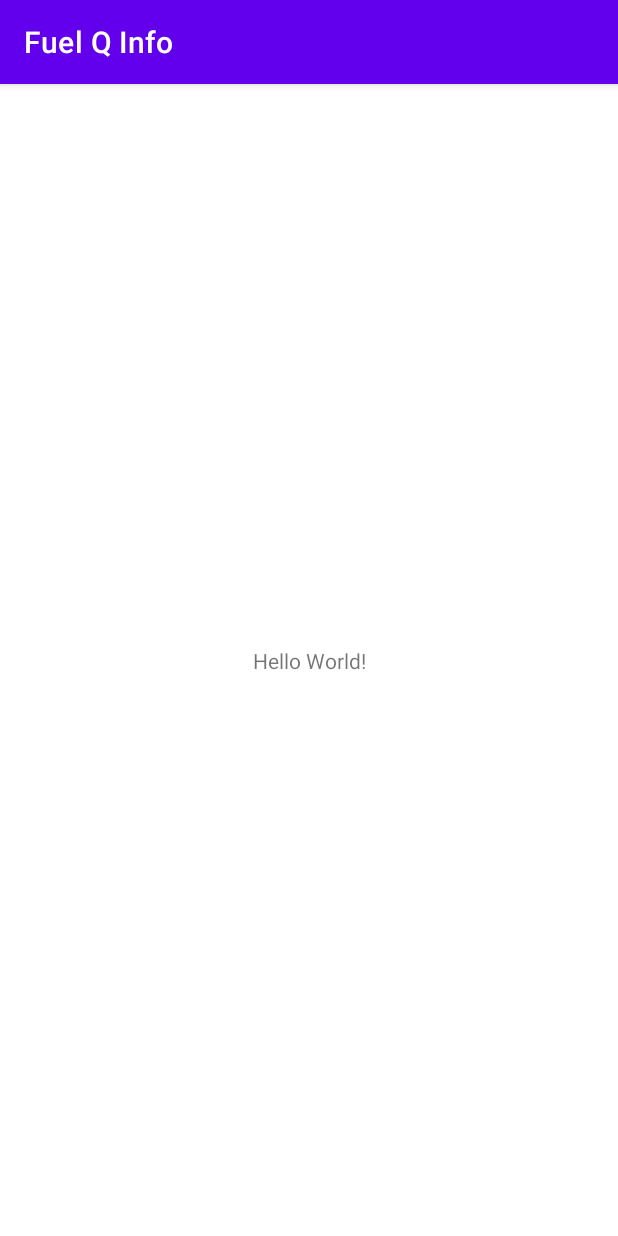
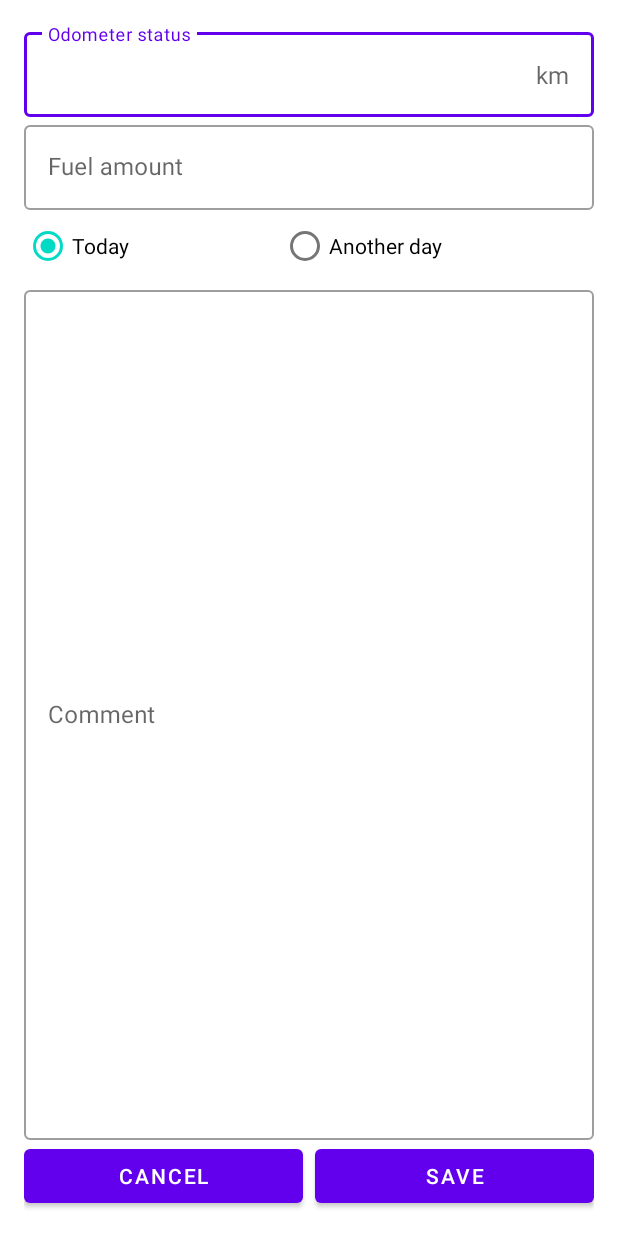
Before and after one commit to honeywhisperer/FuelQInfo, an Android app: the screen it shows after launch (MainActivity before the commit, AddActivity after it), on a phone screen of 412 x 824 dp. Run offline under Robolectric (Android 15) with nearby library versions, the phone set to English and light mode, and no system bars.

Commit message:
add AddActivity

```diff
--- /dev/null
+++ b/app/src/main/java/hr/trailovic/fuelqinfo/App.kt
@@ -0,0 +1,6 @@
+package hr.trailovic.fuelqinfo
+
+import android.app.Application
+
+class App: Application() {
+}
--- /dev/null
+++ b/app/src/main/java/hr/trailovic/fuelqinfo/Extension.kt
@@ -0,0 +1,17 @@
+package hr.trailovic.fuelqinfo
+
+import android.content.Context
+import android.widget.Toast
+import java.text.SimpleDateFormat
+import java.util.*
+
+fun flashMessage(context: Context, message: String){
+    Toast.makeText(context, message, Toast.LENGTH_SHORT).show()
+}
+
+fun Long.toDateString(timezoneOffset: Int = 0): String {
+    val format = SimpleDateFormat("EEE, dd/MM/yyyy", Locale.ROOT)
+    format.timeZone = TimeZone.getTimeZone("UTC") // ***
+    val date = Date(this + timezoneOffset)
+    return format.format(date)
+}
--- a/app/src/main/java/hr/trailovic/fuelqinfo/MainActivity.kt
+++ /dev/null
@@ -1,11 +0,0 @@
-package hr.trailovic.fuelqinfo
-
-import androidx.appcompat.app.AppCompatActivity
-import android.os.Bundle
-
-class MainActivity : AppCompatActivity() {
-    override fun onCreate(savedInstanceState: Bundle?) {
-        super.onCreate(savedInstanceState)
-        setContentView(R.layout.activity_main)
-    }
-}
--- /dev/null
+++ b/app/src/main/java/hr/trailovic/fuelqinfo/model/DateOption.kt
@@ -0,0 +1,6 @@
+package hr.trailovic.fuelqinfo.model
+
+enum class DateOption {
+    TODAY,
+    ANOTHER_DAY
+}
--- /dev/null
+++ b/app/src/main/java/hr/trailovic/fuelqinfo/model/FuelRecord.kt
@@ -0,0 +1,11 @@
+package hr.trailovic.fuelqinfo.model
+
+import java.util.*
+
+data class FuelRecord(
+    val odometer: Int,
+    val liters: Double,
+    val date: Long,
+    val comment: String?,
+    val id: String = UUID.randomUUID().toString(),
+)
--- /dev/null
+++ b/app/src/main/java/hr/trailovic/fuelqinfo/repo/FuelRepository.kt
@@ -0,0 +1,4 @@
+package hr.trailovic.fuelqinfo.repo
+
+class FuelRepository {
+}
--- /dev/null
+++ b/app/src/main/java/hr/trailovic/fuelqinfo/view/add/AddActivity.kt
@@ -0,0 +1,119 @@
+package hr.trailovic.fuelqinfo.view.add
+
+import android.view.View
+import androidx.activity.viewModels
+import com.google.android.material.datepicker.MaterialDatePicker
+import com.google.android.material.textfield.TextInputLayout
+import hr.trailovic.fuelqinfo.databinding.ActivityAddBinding
+import hr.trailovic.fuelqinfo.flashMessage
+import hr.trailovic.fuelqinfo.model.DateOption
+import hr.trailovic.fuelqinfo.toDateString
+import hr.trailovic.fuelqinfo.viewmodel.AddViewModel
+import hr.trailovic.weatherqinfo.base.BaseActivity
+
+private const val TAG = "AddActivity:::"
+
+class AddActivity : BaseActivity<ActivityAddBinding>() {
+
+    private val viewModel: AddViewModel by viewModels()
+    private lateinit var datePicker: MaterialDatePicker<Long>
+
+
+    override fun getBinding(): ActivityAddBinding {
+        return ActivityAddBinding.inflate(layoutInflater)
+    }
+
+    override fun setup() {
+        //todo
+        setDatePicker()
+        setView()
+        setListeners()
+    }
+
+    private fun setDatePicker() {
+
+        datePicker = MaterialDatePicker
+            .Builder
+            .datePicker()
+            .setTitleText("Select date")
+            .setSelection(viewModel.payPick.value?.second)
+            .build()
+    }
+
+    private fun setView() {
+        viewModel.payPick.observe(this) { dateOptionAndDate ->
+            when (dateOptionAndDate.first) {
+                DateOption.TODAY -> {
+                    binding.tilDate.visibility = View.GONE
+                }
+                DateOption.ANOTHER_DAY -> {
+                    binding.tilDate.visibility = View.VISIBLE
+                    binding.tilDate.editText?.setText(dateOptionAndDate.second.toDateString())
+                }
+            }
+        }
+    }
+
+    private fun setListeners() {
+        binding.btnSave.setOnClickListener {
+            val isOdometerInputOk = isInputPositiveNumber(binding.tilOdometerStatus)
+            val isFuelInputOk = isInputPositiveNumber(binding.tilLiters)
+            if (isOdometerInputOk && isFuelInputOk) {
+                testInputTemp() //temp - remove
+                //todo: save data to db via view model
+            }
+            //todo: return to MainActivity
+        }
+
+        binding.btnCancel.setOnClickListener {
+            //todo: return to MainActivity
+        }
+
+        binding.rgDate.setOnCheckedChangeListener { _, _ ->
+            if (binding.rbToday.isChecked) {
+                viewModel.setDayPickToday()
+            } else {
+                viewModel.setDayPickAnotherDay()
+            }
+        }
+
+        binding.tilDate.setEndIconOnClickListener {
+            datePicker.show(supportFragmentManager, TAG)
+        }
+
+        datePicker.addOnPositiveButtonClickListener {
+            binding.tilDate.editText?.setText(it.toDateString())
+            viewModel.setDayPickAnotherDay(it)
+        }
+    }
+
+    private fun isInputPositiveNumber(til: TextInputLayout): Boolean {
+        val input = til.editText?.text.toString()
+        val isNotBlank = input.isNotBlank()
+        if (isNotBlank.not()) {
+            til.error = "Required"
+            return false
+        } else {
+            til.error = null
+        }
+        val number = input.toIntOrNull()
+        val isPositive = number?.let { it > 0 } ?: false
+        if (isPositive.not()) {
+            til.error = "Required positive number"
+            return false
+        } else {
+            til.error = null
+        }
+        return true
+    }
+
+    private fun testInputTemp() {
+        val bs = StringBuilder()
+        bs.appendLine(binding.tilOdometerStatus.editText?.text.toString())
+        bs.appendLine(binding.tilLiters.editText?.text.toString())
+        bs.appendLine(viewModel.payPick.value?.second?.toDateString())
+        bs.appendLine(binding.tilComment.editText?.text.toString())
+        flashMessage(this, bs.toString())
+    }
+
+}
--- /dev/null
+++ b/app/src/main/java/hr/trailovic/fuelqinfo/view/main/MainActivity.kt
@@ -0,0 +1,15 @@
+package hr.trailovic.fuelqinfo.view.main
+
+import hr.trailovic.fuelqinfo.databinding.ActivityMainBinding
+import hr.trailovic.weatherqinfo.base.BaseActivity
+
+class MainActivity : BaseActivity<ActivityMainBinding>() {
+    override fun getBinding(): ActivityMainBinding {
+        return ActivityMainBinding.inflate(layoutInflater)
+    }
+
+    override fun setup() {
+        //todo
+    }
+
+}
--- /dev/null
+++ b/app/src/main/java/hr/trailovic/fuelqinfo/viewmodel/AddViewModel.kt
@@ -0,0 +1,31 @@
+package hr.trailovic.fuelqinfo.viewmodel
+
+import androidx.lifecycle.LiveData
+import androidx.lifecycle.MutableLiveData
+import androidx.lifecycle.ViewModel
+import hr.trailovic.fuelqinfo.model.DateOption
+import java.util.*
+
+class AddViewModel : ViewModel() {
+    private val _dayPick = MutableLiveData<Pair<DateOption, Long>>() // date option + date
+    val payPick: LiveData<Pair<DateOption, Long>> = _dayPick
+
+    init {
+        setDayPickToday()
+    }
+
+    fun setDayPickToday() {
+        val calendar = Calendar.getInstance()
+        _dayPick.postValue(Pair(DateOption.TODAY, calendar.timeInMillis))
+    }
+
+    fun setDayPickAnotherDay(date: Long = 0) {
+        val calendar = Calendar.getInstance()
+        if (date == 0L) {
+            calendar.add(Calendar.DATE, -1)
+        } else {
+            calendar.timeInMillis = date
+        }
+        _dayPick.postValue(Pair(DateOption.ANOTHER_DAY, calendar.timeInMillis))
+    }
+}
--- /dev/null
+++ b/app/src/main/java/hr/trailovic/fuelqinfo/viewmodel/FuelViewModel.kt
@@ -0,0 +1,6 @@
+package hr.trailovic.fuelqinfo.viewmodel
+
+import androidx.lifecycle.ViewModel
+
+class FuelViewModel: ViewModel() {
+}
--- /dev/null
+++ b/app/src/main/res/drawable/ic_calendar.xml
@@ -0,0 +1,10 @@
+<vector xmlns:android="http://schemas.android.com/apk/res/android"
+    android:width="24dp"
+    android:height="24dp"
+    android:viewportWidth="24"
+    android:viewportHeight="24"
+    android:tint="?attr/colorControlNormal">
+  <path
+      android:fillColor="@android:color/white"
+      android:pathData="M20,3h-1L19,1h-2v2L7,3L7,1L5,1v2L4,3c-1.1,0 -2,0.9 -2,2v16c0,1.1 0.9,2 2,2h16c1.1,0 2,-0.9 2,-2L22,5c0,-1.1 -0.9,-2 -2,-2zM20,21L4,21L4,8h16v13z"/>
+</vector>
--- /dev/null
+++ b/app/src/main/res/layout/activity_add.xml
@@ -0,0 +1,121 @@
+<?xml version="1.0" encoding="utf-8"?>
+<androidx.constraintlayout.widget.ConstraintLayout xmlns:android="http://schemas.android.com/apk/res/android"
+    xmlns:app="http://schemas.android.com/apk/res-auto"
+    xmlns:tools="http://schemas.android.com/tools"
+    android:layout_width="match_parent"
+    android:layout_height="match_parent"
+    android:padding="16dp"
+    tools:context=".view.add.AddActivity">
+
+    <com.google.android.material.textfield.TextInputLayout
+        android:id="@+id/tilOdometerStatus"
+        style="@style/Widget.MaterialComponents.TextInputLayout.OutlinedBox"
+        android:layout_width="match_parent"
+        android:layout_height="wrap_content"
+        android:hint="@string/odometer_status"
+        app:layout_constraintBottom_toTopOf="@id/tilLiters"
+        app:layout_constraintTop_toTopOf="parent"
+        app:suffixText="km">
+
+        <com.google.android.material.textfield.TextInputEditText
+            android:layout_width="match_parent"
+            android:layout_height="wrap_content"
+            android:inputType="number" />
+
+    </com.google.android.material.textfield.TextInputLayout>
+
+    <com.google.android.material.textfield.TextInputLayout
+        android:id="@+id/tilLiters"
+        style="@style/Widget.MaterialComponents.TextInputLayout.OutlinedBox"
+        android:layout_width="match_parent"
+        android:layout_height="wrap_content"
+        android:hint="@string/fuel_amount"
+        app:layout_constraintTop_toBottomOf="@id/tilOdometerStatus"
+        app:suffixText="liters">
+
+        <com.google.android.material.textfield.TextInputEditText
+            android:layout_width="match_parent"
+            android:layout_height="wrap_content"
+            android:inputType="numberDecimal" />
+
+    </com.google.android.material.textfield.TextInputLayout>
+
+    <RadioGroup
+        android:id="@+id/rgDate"
+        android:layout_width="match_parent"
+        android:layout_height="wrap_content"
+        android:checkedButton="@id/rbToday"
+        android:orientation="horizontal"
+        android:weightSum="2"
+        app:layout_constraintTop_toBottomOf="@id/tilLiters">
+
+        <RadioButton
+            android:id="@+id/rbToday"
+            android:layout_width="wrap_content"
+            android:layout_height="wrap_content"
+            android:layout_weight="1"
+            android:text="@string/today" />
+
+        <RadioButton
+            android:id="@+id/rbAnotherDay"
+            android:layout_width="wrap_content"
+            android:layout_height="wrap_content"
+            android:layout_weight="1"
+            android:text="@string/another_day" />
+    </RadioGroup>
+
+    <com.google.android.material.textfield.TextInputLayout
+        android:id="@+id/tilDate"
+        style="@style/Widget.MaterialComponents.TextInputLayout.OutlinedBox"
+        android:layout_width="match_parent"
+        android:layout_height="wrap_content"
+        android:hint="@string/date_of_refueling"
+        app:endIconDrawable="@drawable/ic_calendar"
+        app:endIconMode="custom"
+        app:endIconContentDescription="@string/pick_the_date_of_refueling"
+        app:layout_constraintTop_toBottomOf="@id/rgDate">
+
+        <com.google.android.material.textfield.TextInputEditText
+            android:layout_width="match_parent"
+            android:enabled="false"
+            android:layout_height="wrap_content"
+            android:inputType="date" />
+
+    </com.google.android.material.textfield.TextInputLayout>
+
+    <com.google.android.material.textfield.TextInputLayout
+        android:layout_width="match_parent"
+        android:layout_height="0dp"
+        app:layout_constraintTop_toBottomOf="@id/tilDate"
+        app:layout_constraintBottom_toTopOf="@id/btnSave"
+        android:hint="@string/comment"
+        style="@style/Widget.MaterialComponents.TextInputLayout.OutlinedBox"
+        android:id="@+id/tilComment">
+
+        <com.google.android.material.textfield.TextInputEditText
+            android:layout_width="match_parent"
+            android:layout_height="match_parent"
+            android:inputType="textMultiLine"/>
+
+    </com.google.android.material.textfield.TextInputLayout>
+
+    <Button
+        android:id="@+id/btnCancel"
+        android:layout_width="0dp"
+        android:layout_height="wrap_content"
+        android:layout_marginEnd="8dp"
+        android:text="@string/cancel"
+        app:layout_constraintBottom_toBottomOf="parent"
+        app:layout_constraintEnd_toStartOf="@id/btnSave"
+        app:layout_constraintStart_toStartOf="parent" />
+
+    <Button
+        android:id="@+id/btnSave"
+        android:layout_width="0dp"
+        android:layout_height="wrap_content"
+        android:text="@string/save"
+        app:layout_constraintBottom_toBottomOf="parent"
+        app:layout_constraintEnd_toEndOf="parent"
+        app:layout_constraintStart_toEndOf="@id/btnCancel" />
+
+</androidx.constraintlayout.widget.ConstraintLayout>
--- a/app/src/main/res/layout/activity_main.xml
+++ b/app/src/main/res/layout/activity_main.xml
@@ -4,15 +4,8 @@
     xmlns:tools="http://schemas.android.com/tools"
     android:layout_width="match_parent"
     android:layout_height="match_parent"
-    tools:context=".MainActivity">
+    tools:context=".view.main.MainActivity">
 
-    <TextView
-        android:layout_width="wrap_content"
-        android:layout_height="wrap_content"
-        android:text="Hello World!"
-        app:layout_constraintBottom_toBottomOf="parent"
-        app:layout_constraintLeft_toLeftOf="parent"
-        app:layout_constraintRight_toRightOf="parent"
-        app:layout_constraintTop_toTopOf="parent" />
+
 
 </androidx.constraintlayout.widget.ConstraintLayout>
--- a/app/src/main/res/values-night/themes.xml
+++ b/app/src/main/res/values-night/themes.xml
@@ -1,6 +1,6 @@
 <resources xmlns:tools="http://schemas.android.com/tools">
     <!-- Base application theme. -->
-    <style name="Theme.FuelQInfo" parent="Theme.MaterialComponents.DayNight.DarkActionBar">
+    <style name="Theme.FuelQInfo" parent="Theme.MaterialComponents.DayNight.NoActionBar">
         <!-- Primary brand color. -->
         <item name="colorPrimary">@color/purple_200</item>
         <item name="colorPrimaryVariant">@color/purple_700</item>
--- a/app/src/main/res/values/strings.xml
+++ b/app/src/main/res/values/strings.xml
@@ -1,3 +1,12 @@
 <resources>
     <string name="app_name">Fuel Q Info</string>
+    <string name="odometer_status">Odometer status</string>
+    <string name="save">Save</string>
+    <string name="cancel">Cancel</string>
+    <string name="fuel_amount">Fuel amount</string>
+    <string name="today">Today</string>
+    <string name="another_day">Another day</string>
+    <string name="date_of_refueling">Date of refueling</string>
+    <string name="pick_the_date_of_refueling">Pick the date of refueling</string>
+    <string name="comment">Comment</string>
 </resources>
--- a/app/src/main/res/values/themes.xml
+++ b/app/src/main/res/values/themes.xml
@@ -1,6 +1,6 @@
 <resources xmlns:tools="http://schemas.android.com/tools">
     <!-- Base application theme. -->
-    <style name="Theme.FuelQInfo" parent="Theme.MaterialComponents.DayNight.DarkActionBar">
+    <style name="Theme.FuelQInfo" parent="Theme.MaterialComponents.DayNight.NoActionBar">
         <!-- Primary brand color. -->
         <item name="colorPrimary">@color/purple_500</item>
         <item name="colorPrimaryVariant">@color/purple_700</item>
```
Also changed, not shown: app/src/main/AndroidManifest.xml (+9 -1 lines).
